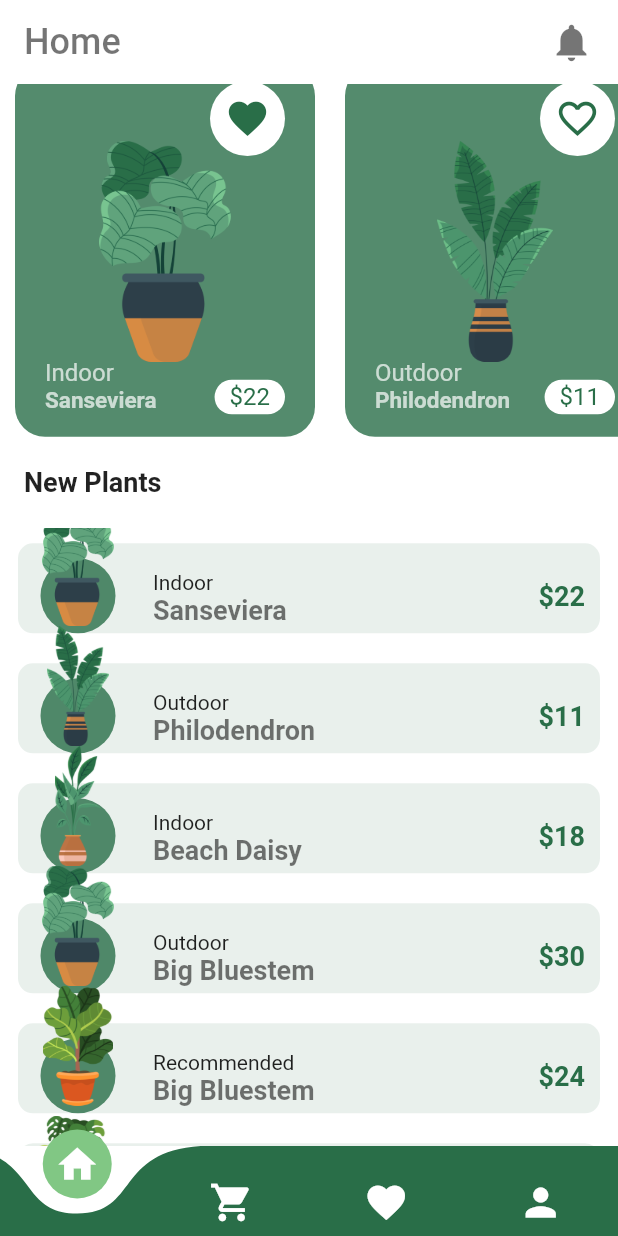
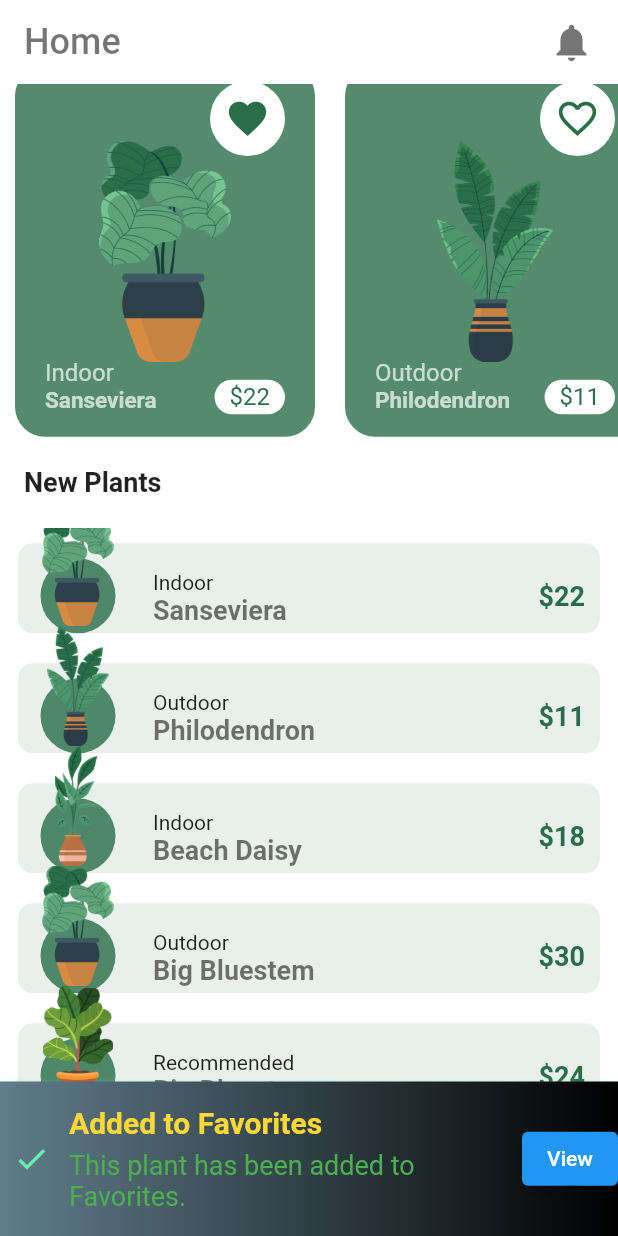
Before and after one commit to razstvien01/seedly, a Flutter app: the screen it shows once a user with an empty profile is signed in, scrolled down 130 dp, after a tap on the "favorite outline" icon, on a phone screen of 412 x 824 dp. Run offline on Flutter 3.47's test engine with Material 2 defaults, Android fonts, the phone set to English and light mode, and no system bars; drawn by our look-alikes of another_flushbar, curved_navigation_bar; our stand-ins replace cloud_firestore, firebase_auth, firebase_core, flutter_spinkit, page_transition; accounts and stored records are empty; Roboto replaces fonts that are missing (ShadowsIntoLightTwo).

Commit message:
flushbar notif done

```diff
--- a/lib/main.dart
+++ b/lib/main.dart
@@ -6,6 +6,7 @@ import 'package:flutter/material.dart';
 
 //* Firebase database options
 import 'package:seedly/firebase_options.dart';
+import 'package:seedly/models/plants.dart';
 
 //* Sign up and sign in pages
 import 'package:seedly/pages/loading_page.dart';
@@ -13,6 +14,7 @@ import 'package:seedly/pages/log_in_pages/onboard_page.dart';
 import 'package:seedly/pages/log_in_pages/login_page.dart';
 import 'package:seedly/pages/log_in_pages/signup_page.dart';
 import 'package:seedly/pages/mainMenuPages/buysuccess.dart';
+import 'package:seedly/pages/mainMenuPages/favorite_page.dart';
 import 'package:seedly/pages/mainMenuPages/home.dart';
 import 'package:seedly/pages/mainMenuPages/myorders.dart';
 
@@ -47,6 +49,7 @@ void main() async {
       '/navbar': (context) => NavBar(), //* Navigation bar widget that connects 4 different pages
 
       '/home': (context) => Home(),
+      '/fav': (context) => FavoritePage(favoritedPlants: Plant.getFavoritedPlants()),
       '/payment':(context) => Payment(),
       '/success': (context) => Success(),
       '/purchases': (context) => Purchases(),
--- a/lib/pages/log_in_pages/signup_page.dart
+++ b/lib/pages/log_in_pages/signup_page.dart
@@ -76,7 +76,7 @@ class _SignupPageState extends State<SignupPage> {
 
     for(int i = 0; i < Plant.plantList.length; ++i){
       for(Map value in plantFav.values){
-        value['$i'] = Plant.plantList[i].isFavorated;
+        value['$i'] = Plant.plantList[i].isFavorated = false;
       }
     }
 
@@ -86,7 +86,7 @@ class _SignupPageState extends State<SignupPage> {
 
     for(int i = 0; i < Plant.plantList.length; ++i){
       for(Map value in plantCart.values){
-        value['$i'] = Plant.plantList[i].isSelected;
+        value['$i'] = Plant.plantList[i].isSelected = false;
       }
 
     }
--- a/lib/pages/mainMenuPages/buysuccess.dart
+++ b/lib/pages/mainMenuPages/buysuccess.dart
@@ -4,6 +4,7 @@ import 'package:flutter/material.dart';
 import 'package:seedly/models/plants.dart';
 import 'package:seedly/pages/mainMenuPages/cart_page.dart';
 import 'package:seedly/pages/mainMenuPages/details_page.dart';
+import 'package:seedly/ud_widgets/nav_bar.dart';
 import 'package:seedly/ud_widgets/rounded_gbutton.dart';
 
 class Success extends StatefulWidget {
@@ -57,6 +58,7 @@ class _SuccessState extends State<Success> {
                 'total_price': total_price,
               });
 
+                nav_index = 0;
 
                 Navigator.of(context)
     .pushNamedAndRemoveUntil('/navbar', (Route<dynamic> route) => false);
--- a/lib/pages/mainMenuPages/details_page.dart
+++ b/lib/pages/mainMenuPages/details_page.dart
@@ -4,6 +4,7 @@ import 'package:flutter/material.dart';
 import 'package:seedly/constants.dart';
 import 'package:seedly/models/plants.dart';
 import 'package:seedly/pages/mainMenuPages/cart_page.dart';
+import 'package:seedly/ud_widgets/flushnotifbar.dart';
 
 int currentIdPlant = 0;
 class DetailPage extends StatefulWidget {
@@ -161,7 +162,9 @@ class _DetailPageState extends State<DetailPage> {
         setState(() {
           bool isSelected = toggleIsSelected(_plantList[widget.plantId].isSelected);
 
-          print(isSelected);
+          (isSelected) ?
+              FlushNotifBar.showFlushNotifBar(context, 'Added to Cart', 'This plant has been added to Cart.', 1) : FlushNotifBar.showFlushNotifBar(context, 'Removed from Cart ', 'This plant has been removed from Cart', 1);
+
 
           total_price = (isSelected) ? total_price + _plantList[widget.plantId].price : total_price - _plantList[widget.plantId].price;
 
@@ -172,6 +175,8 @@ class _DetailPageState extends State<DetailPage> {
                 'cart_plants.${widget.plantId}': _plantList[widget.plantId].isSelected,
                 'total_price': total_price,
               });
+
+
 
 
             }, icon: Icon(
@@ -298,10 +303,9 @@ class _DetailPageState extends State<DetailPage> {
 
   GestureDetector FavButton(List<Plant> _plantList) {
     return GestureDetector(
-      onTap: () {
-        debugPrint('favorite');
-
-      },
+      // onTap: () {
+      //   print('sasddsds');
+      // },
       child: Container(
       height: 40,
       width: 40,
@@ -324,7 +328,12 @@ class _DetailPageState extends State<DetailPage> {
                         docUser.update({
                           'favorite_plants.${widget.plantId}': _plantList[widget.plantId].isFavorated
                         });
+
+            (_plantList[widget.plantId].isFavorated) ?
+              FlushNotifBar.showFlushNotifBar(context, 'Added to Favorites', 'This plant has been added to Favorites.', 2) : FlushNotifBar.showFlushNotifBar(context, 'Removed from Favorites ', 'This plant has been removed from Favorites', 2);
+
             },
+
                       icon: Icon(
                         _plantList[widget.plantId].isFavorated == true
                             ? Icons.favorite
--- a/lib/pages/mainMenuPages/home.dart
+++ b/lib/pages/mainMenuPages/home.dart
@@ -7,6 +7,7 @@ import 'package:flutter/material.dart';
 import 'package:seedly/constants.dart';
 import 'package:seedly/models/plants.dart';
 import 'package:seedly/pages/mainMenuPages/details_page.dart';
+import 'package:seedly/ud_widgets/flushnotifbar.dart';
 import 'package:seedly/ud_widgets/plant_widget.dart';
 import 'package:page_transition/page_transition.dart';
 
@@ -123,6 +124,10 @@ class _HomeState extends State<Home> {
                                       bool isFavorited = toggleIsFavorated(
                                           _plantList[index].isFavorated);
                                       _plantList[index].isFavorated = isFavorited;
+
+
+                                      (isFavorited) ?
+              FlushNotifBar.showFlushNotifBar(context, 'Added to Favorites', 'This plant has been added to Favorites.', 2) : FlushNotifBar.showFlushNotifBar(context, 'Removed from Favorites ', 'This plant has been removed from Favorites', 2);
                                     });
 
                                     docUser.update({
--- a/lib/pages/mainMenuPages/myorders.dart
+++ b/lib/pages/mainMenuPages/myorders.dart
@@ -94,7 +94,7 @@ class _PurchasesState extends State<Purchases> {
     body: SingleChildScrollView(
       child: Container(
         padding: const EdgeInsets.symmetric(horizontal: 12, vertical: 30),
-        height: size.height,
+        // height: size.height,
         alignment: Alignment.topCenter,
           child: Align(
             alignment: Alignment.topCenter,
@@ -106,7 +106,6 @@ class _PurchasesState extends State<Purchases> {
                     physics: const BouncingScrollPhysics(),
                     itemBuilder: (BuildContext context, int index) {
 
-                      print(widget.data['orders']['${index + 1}']['date_ordered']);
 
                       return PlantWidget(
                           index: widget.data['orders']['${index + 1}']['plant_index'],
--- /dev/null
+++ b/lib/ud_widgets/flushnotifbar.dart
@@ -0,0 +1,61 @@
+import 'package:another_flushbar/flushbar.dart';
+import 'package:flutter/material.dart';
+import 'package:seedly/ud_widgets/nav_bar.dart';
+
+class FlushNotifBar{
+  static void showFlushNotifBar(BuildContext context, String title, String mText, int navIndex){
+    Flushbar(
+      dismissDirection: FlushbarDismissDirection.HORIZONTAL,
+      flushbarPosition: FlushbarPosition.BOTTOM,
+      flushbarStyle: FlushbarStyle.FLOATING,
+      reverseAnimationCurve: Curves.decelerate,
+      forwardAnimationCurve: Curves.elasticOut,
+      backgroundColor: Colors.red,
+    boxShadows: [BoxShadow(color: Colors.greenAccent, offset: Offset(0.0, 2.0), blurRadius: 3.0)],
+    backgroundGradient: LinearGradient(colors: [Colors.blueGrey, Colors.black]),
+    isDismissible: true,
+    duration: Duration(seconds: 2),
+    icon: Icon(
+      Icons.check,
+      color: Colors.greenAccent,
+    ),
+    mainButton: ElevatedButton(
+      onPressed: () {
+
+
+
+    // FavoritePage();
+
+    nav_index = navIndex;
+
+
+
+        // Navigator.of(context).push(
+      // MaterialPageRoute(builder: (context) => FavoritePage(favoritedPlants: favoritedPlants)),
+    // );
+
+        Navigator.of(context)
+    .pushNamedAndRemoveUntil('/navbar', (Route<dynamic> route) => false);
+      },
+      child: Text(
+        'View',
+        style: TextStyle(color: Colors.white),
+      ),
+      // style: ElevatedButtonTheme(
+      //   child: ,
+      // ),
+    ),
+    showProgressIndicator: true,
+    progressIndicatorBackgroundColor: Colors.blueGrey,
+    titleText: Text(
+      title,
+      style: TextStyle(
+          fontWeight: FontWeight.bold, fontSize: 20.0, color: Colors.yellow[600], fontFamily: "ShadowsIntoLightTwo"),
+    ),
+    messageText: Text(
+      mText,
+      style: TextStyle(fontSize: 18.0, color: Colors.green, fontFamily: "ShadowsIntoLightTwo"),
+    ),
+  ).show(context);
+  }
+}
--- a/lib/ud_widgets/nav_bar.dart
+++ b/lib/ud_widgets/nav_bar.dart
@@ -14,7 +14,10 @@ import 'package:seedly/constants.dart';
 import 'package:seedly/models/plants.dart';
 import 'package:curved_navigation_bar/curved_navigation_bar.dart';
 
+int nav_index = 0;
+
 class NavBar extends StatefulWidget {
+  static int index = 0;
   @override
   State<NavBar> createState() => _NavBarState();
 }
@@ -23,7 +26,17 @@ class _NavBarState extends State<NavBar> {
   List<Plant> favorites = [];
   List<Plant> myCart = [];
 
-  int _bottomNavIndex = 0;
+  int bottomNavIndex = NavBar.index;
+
+  _NavBarState(){
+    final List<Plant> favoritedPlants = Plant.getFavoritedPlants();
+                final List<Plant> addedToCartPlants = Plant.addedToCartPlants();
+
+                favorites = favoritedPlants;
+                myCart = addedToCartPlants.toSet().toList();
+    // nav_index = bottomNavIndex;
+    bottomNavIndex = nav_index;
+  }
 
   //List of the pages
   List<Widget> _widgetOptions(){
@@ -70,7 +83,7 @@ class _NavBarState extends State<NavBar> {
           title: Row(
             mainAxisAlignment: MainAxisAlignment.spaceBetween,
             children: [
-              Text(titleList[_bottomNavIndex], style: TextStyle(
+              Text(titleList[bottomNavIndex], style: TextStyle(
                 color: Constants.blackColor,
                 fontWeight: FontWeight.w500,
                 fontSize: 24,
@@ -82,7 +95,7 @@ class _NavBarState extends State<NavBar> {
           elevation: 0.0,
         ),
         body: IndexedStack(
-          index: _bottomNavIndex,
+          index: bottomNavIndex,
           children: _widgetOptions(),
         ),
         // floatingActionButton: FloatingActionButton(
@@ -123,13 +136,13 @@ class _NavBarState extends State<NavBar> {
             color: Constants.primaryColor,
             backgroundColor: Colors.transparent,
             items: items,
-            index: _bottomNavIndex,
+            index: bottomNavIndex,
             height: 60,
             buttonBackgroundColor: Colors.green[300],
 
             onTap: (index){
               setState(() {
-                _bottomNavIndex = index;
+                bottomNavIndex = index;
                 final List<Plant> favoritedPlants = Plant.getFavoritedPlants();
                 final List<Plant> addedToCartPlants = Plant.addedToCartPlants();
 
--- a/lib/ud_widgets/plant_widget.dart
+++ b/lib/ud_widgets/plant_widget.dart
@@ -118,7 +118,7 @@ class PlantWidget extends StatelessWidget {
         color: Constants.primaryColor.withOpacity(.1),
         borderRadius: BorderRadius.circular(10),
       ),
-      height: 120.0,
+      height: 150.0,
       padding: const EdgeInsets.only(left: 10, top: 10),
       margin: const EdgeInsets.only(bottom: 10, top: 10),
       width: size.width,
--- a/pubspec.yaml
+++ b/pubspec.yaml
@@ -44,6 +44,7 @@ dependencies:
   curved_navigation_bar: ^1.0.3
   cloud_firestore: ^3.4.1
   intl: ^0.17.0
+  another_flushbar: ^1.10.29
 
 dev_dependencies:
   flutter_test:
```
Also changed, not shown: lib/pages/mainMenuPages/payment.dart (+35 -3 lines), pubspec.lock. Lines whose indentation alone changed are shown as unchanged.
